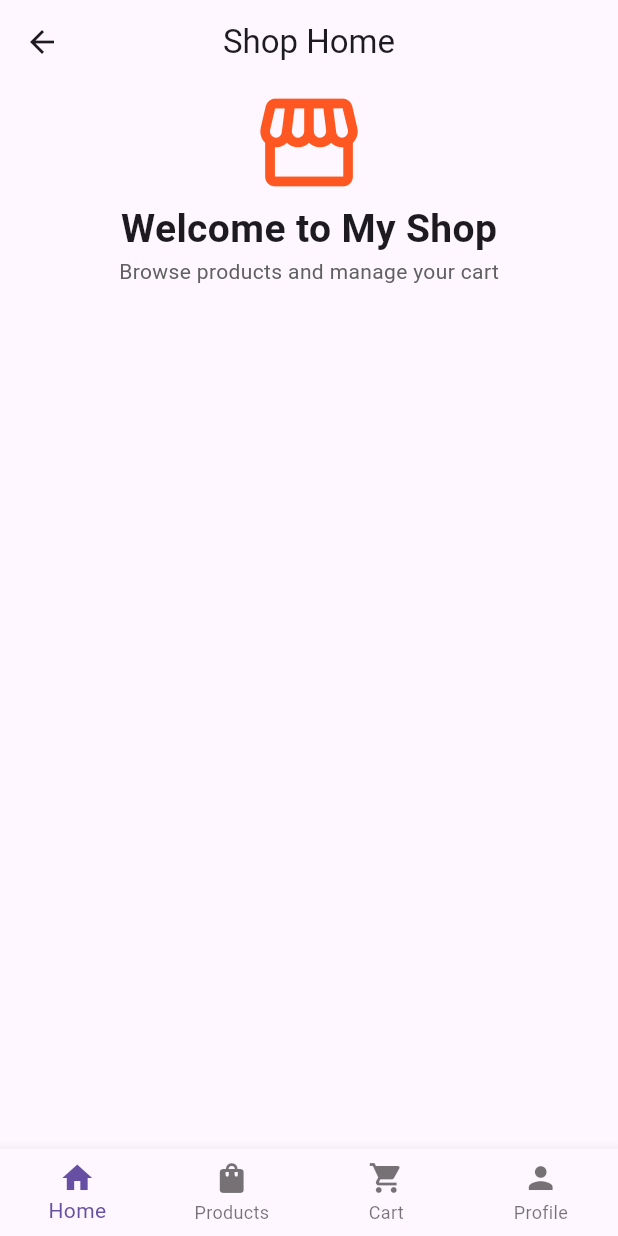
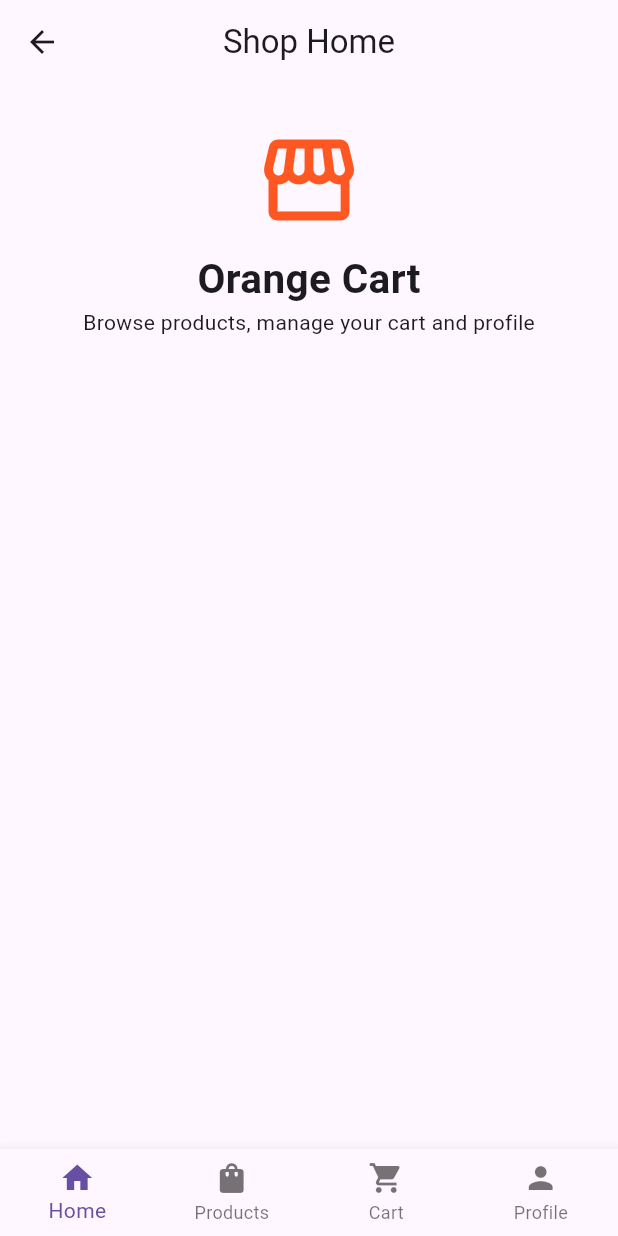
Before and after one commit to NetraChauhan/flutter_lab_sheet_4, a Flutter app: the Shop screen opened directly, on a phone screen of 412 x 824 dp. Run offline on Flutter 3.47's test engine with Material 3 defaults, Android fonts, the phone set to English and light mode, and no system bars.

Commit message:
Audit and improve program_24.dart

```diff
--- a/lib/program_24.dart
+++ b/lib/program_24.dart
@@ -1,41 +1,111 @@
 // 24. Shopping app with Home, Products, Cart and Profile using BottomNavigationBar.
 import 'package:flutter/material.dart';
 void main()=>runApp(const App());
+
 class App extends StatelessWidget{
   const App({super.key});
- Widget build(c)=>MaterialApp(debugShowCheckedModeBanner:false,theme:ThemeData(colorSchemeSeed:Colors.deepOrange,useMaterial3:true),home:const Shop());
+  Widget build(c)=>MaterialApp(
+    debugShowCheckedModeBanner:false,
+    theme:ThemeData(colorSchemeSeed:Colors.deepOrange,useMaterial3:true),
+    home:const Shop(),
+  );
 }
-class Shop extends StatefulWidget{const Shop({super.key});State<Shop> createState()=>_S();}
+
+class Shop extends StatefulWidget{
+  const Shop({super.key});
+  State<Shop> createState()=>_S();
+}
+
 class _S extends State<Shop>{
   int i=0;
- final pages=const[
-  _Home(),_Products(),_Cart(),_Profile()
- ];
- Widget build(c)=>Scaffold(appBar:AppBar(title:Text(['Shop Home','Products','Cart','Profile'][i]),centerTitle:true),body:pages[i],
-  bottomNavigationBar:BottomNavigationBar(type:BottomNavigationBarType.fixed,currentIndex:i,onTap:(v)=>setState(()=>i=v),items:const[
+  final pages=const[ShopHome(),Products(),Cart(),Profile()];
+
+  Widget build(c)=>Scaffold(
+    appBar:AppBar(
+      title:Text(['Shop Home','Products','Cart','Profile'][i]),
+      centerTitle:true,
+    ),
+    body:pages[i],
+    bottomNavigationBar:BottomNavigationBar(
+      type:BottomNavigationBarType.fixed,
+      currentIndex:i,
+      onTap:(v)=>setState(()=>i=v),
+      items:const[
         BottomNavigationBarItem(icon:Icon(Icons.home),label:'Home'),
         BottomNavigationBarItem(icon:Icon(Icons.shopping_bag),label:'Products'),
         BottomNavigationBarItem(icon:Icon(Icons.shopping_cart),label:'Cart'),
-   BottomNavigationBarItem(icon:Icon(Icons.person),label:'Profile')
-  ]));
+        BottomNavigationBarItem(icon:Icon(Icons.person),label:'Profile'),
+      ],
+    ),
+  );
 }
-class _Home extends StatelessWidget{
- const _Home();
- Widget build(c)=>Align(alignment:Alignment.topCenter,child:Column(mainAxisSize:MainAxisSize.min,children:[const Icon(Icons.storefront,size:78,color:Colors.deepOrange),const Text('Welcome to My Shop',style:TextStyle(fontSize:26,fontWeight:FontWeight.bold)),Text('Browse products and manage your cart',style:TextStyle(color:Colors.grey.shade700))]));
+
+class ShopHome extends StatelessWidget{
+  const ShopHome({super.key});
+  Widget build(c)=>const Align(
+    alignment:Alignment.topCenter,
+    child:Padding(
+      padding:EdgeInsets.all(28),
+      child:Column(mainAxisSize:MainAxisSize.min,children:[
+        Icon(Icons.storefront,size:72,color:Colors.deepOrange),
+        SizedBox(height:10),
+        Text('Orange Cart',
+          style:TextStyle(fontSize:27,fontWeight:FontWeight.bold)),
+        Text('Browse products, manage your cart and profile'),
+      ]),
+    ),
+  );
 }
-class _Products extends StatelessWidget{
- const _Products();
- Widget build(c)=>ListView(padding:const EdgeInsets.all(20),children:const[
+
+class Products extends StatelessWidget{
+  const Products({super.key});
+  Widget build(c)=>ListView(
+    padding:const EdgeInsets.all(20),
+    children:const[
       Card(child:ListTile(leading:Icon(Icons.headphones,size:38),title:Text('Headphones'),subtitle:Text('₹1,999'))),
       Card(child:ListTile(leading:Icon(Icons.watch,size:38),title:Text('Smart Watch'),subtitle:Text('₹2,499'))),
-  Card(child:ListTile(leading:Icon(Icons.backpack,size:38),title:Text('Backpack'),subtitle:Text('₹1,299')))
- ]);
+      Card(child:ListTile(leading:Icon(Icons.backpack,size:38),title:Text('Backpack'),subtitle:Text('₹1,299'))),
+    ],
+  );
 }
-class _Cart extends StatelessWidget{
- const _Cart();
- Widget build(c)=>const Align(alignment:Alignment.topCenter,child:Column(mainAxisSize:MainAxisSize.min,children:[Icon(Icons.shopping_cart_outlined,size:72,color:Colors.deepOrange),Text('Your Cart',style:TextStyle(fontSize:25,fontWeight:FontWeight.bold)),Text('2 items • Total ₹4,498')]));
+
+class Cart extends StatelessWidget{
+  const Cart({super.key});
+  Widget build(c)=>const Align(
+    alignment:Alignment.topCenter,
+    child:Padding(
+      padding:EdgeInsets.all(28),
+      child:SizedBox(
+        width:400,
+        child:Column(children:[
+          Icon(Icons.shopping_cart_outlined,size:66,color:Colors.deepOrange),
+          SizedBox(height:10),
+          Text('Your Cart',
+            style:TextStyle(fontSize:25,fontWeight:FontWeight.bold)),
+          Card(child:ListTile(title:Text('Headphones'),trailing:Text('₹1,999'))),
+          Card(child:ListTile(title:Text('Smart Watch'),trailing:Text('₹2,499'))),
+          Divider(),
+          Text('Total: ₹4,498',
+            style:TextStyle(fontSize:20,fontWeight:FontWeight.bold)),
+        ]),
+      ),
+    ),
+  );
 }
-class _Profile extends StatelessWidget{
- const _Profile();
- Widget build(c)=>const Align(alignment:Alignment.topCenter,child:Column(mainAxisSize:MainAxisSize.min,children:[CircleAvatar(radius:42,child:Text('NC')),SizedBox(height:10),Text('Netra Chauhan',style:TextStyle(fontSize:24,fontWeight:FontWeight.bold)),Text('Shop Member')]));
+
+class Profile extends StatelessWidget{
+  const Profile({super.key});
+  Widget build(c)=>const Align(
+    alignment:Alignment.topCenter,
+    child:Padding(
+      padding:EdgeInsets.all(28),
+      child:Column(mainAxisSize:MainAxisSize.min,children:[
+        CircleAvatar(radius:42,child:Text('MS')),
+        SizedBox(height:10),
+        Text('Mira Solis',
+          style:TextStyle(fontSize:24,fontWeight:FontWeight.bold)),
+        Text('Premium Shopper'),
+      ]),
+    ),
+  );
 }
```
Lines whose indentation alone changed are shown as unchanged.
